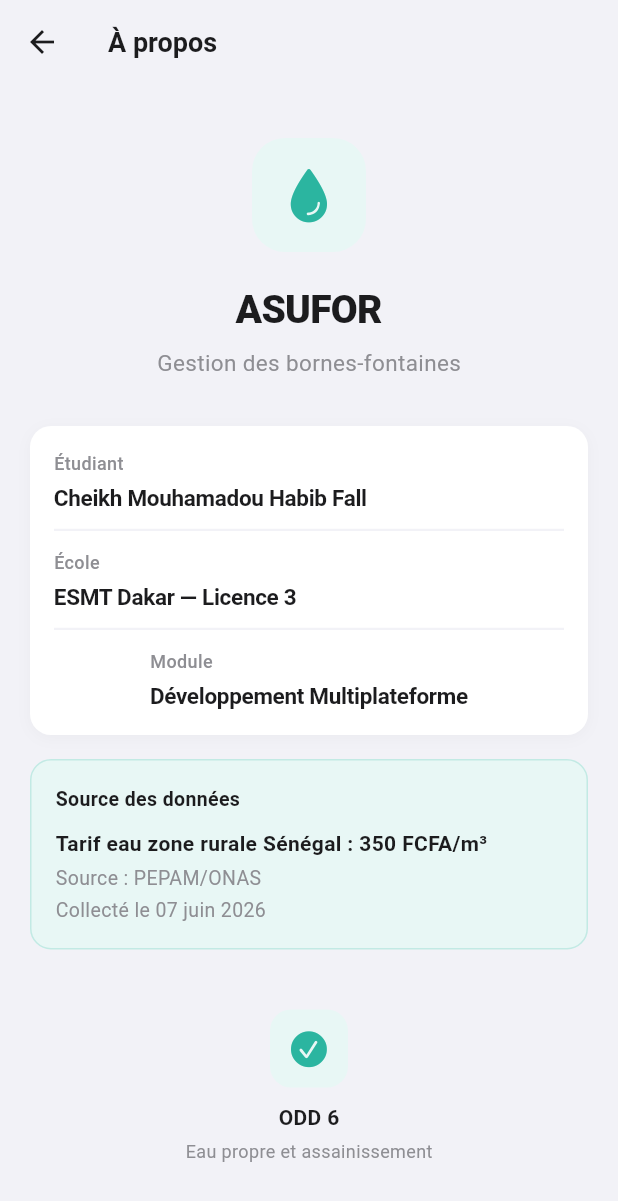
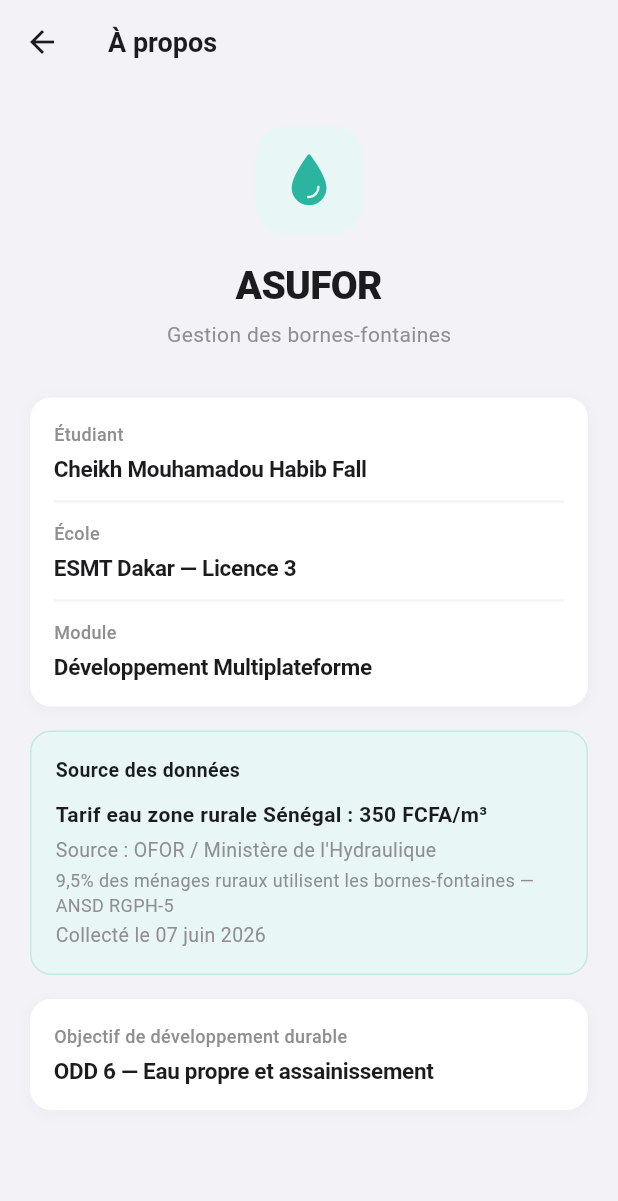
Before and after one commit to habibfl/asufor-bornes-flutter, a Flutter app: the AProposScreen screen opened by its route, on a phone screen of 412 x 824 dp. Shown: the top 1201 px of the screen. Run offline on Flutter 3.47's test engine with Material 3 defaults, Android fonts, the phone set to English and light mode, and no system bars.

Commit message:
Init projet Flutter ASUFOR

```diff
--- a/lib/screens/apropos_screen.dart
+++ b/lib/screens/apropos_screen.dart
@@ -14,35 +14,69 @@ class AProposScreen extends StatelessWidget {
         surfaceTintColor: Colors.transparent,
         elevation: 0,
         iconTheme: const IconThemeData(color: kLabel),
-        title: const Text('À propos', style: TextStyle(color: kLabel, fontSize: 18, fontWeight: FontWeight.w600)),
+        title: const Text('À propos',
+            style: TextStyle(color: kLabel, fontSize: 18, fontWeight: FontWeight.w600)),
         centerTitle: false,
       ),
       body: SingleChildScrollView(
         physics: const BouncingScrollPhysics(),
         padding: const EdgeInsets.all(20),
         child: Column(
+          crossAxisAlignment: CrossAxisAlignment.start,
           children: [
-            const SizedBox(height: 16),
-            Container(
-              width: 76,
-              height: 76,
+            const SizedBox(height: 8),
+
+            // Logo
+            Center(
+              child: Container(
+                width: 72,
+                height: 72,
                 decoration: BoxDecoration(
                   color: const Color(0xFFE8F7F5),
-                borderRadius: BorderRadius.circular(22),
+                  borderRadius: BorderRadius.circular(20),
                 ),
-              child: const Icon(CupertinoIcons.drop_fill, color: kTeal, size: 40),
+                child: const Icon(CupertinoIcons.drop_fill, color: kTeal, size: 38),
               ),
-            const SizedBox(height: 20),
-            const Text('ASUFOR', style: TextStyle(fontSize: 26, fontWeight: FontWeight.w800, color: kLabel, letterSpacing: -0.5)),
-            const SizedBox(height: 6),
-            const Text('Gestion des bornes-fontaines', style: TextStyle(fontSize: 15, color: kSublabel)),
+            ),
+            const SizedBox(height: 16),
+            const Center(
+              child: Text('ASUFOR',
+                  style: TextStyle(fontSize: 26, fontWeight: FontWeight.w800, color: kLabel, letterSpacing: -0.5)),
+            ),
+            const SizedBox(height: 4),
+            const Center(
+              child: Text('Gestion des bornes-fontaines',
+                  style: TextStyle(fontSize: 14, color: kSublabel)),
+            ),
             const SizedBox(height: 32),
-            _InfoCard(items: const [
-              _InfoRow(label: 'Étudiant', value: 'Cheikh Mouhamadou Habib Fall'),
-              _InfoRow(label: 'École', value: 'ESMT Dakar — Licence 3'),
-              _InfoRow(label: 'Module', value: 'Développement Multiplateforme'),
-            ]),
+
+            // Infos étudiant
+            Container(
+              width: double.infinity,
+              padding: const EdgeInsets.all(16),
+              decoration: BoxDecoration(
+                color: kCard,
+                borderRadius: BorderRadius.circular(14),
+                boxShadow: const [BoxShadow(color: Color(0x08000000), blurRadius: 8, offset: Offset(0, 2))],
+              ),
+              child: Column(
+                crossAxisAlignment: CrossAxisAlignment.start,
+                children: [
+                  _InfoLigne(label: 'Étudiant', value: 'Cheikh Mouhamadou Habib Fall'),
+                  const SizedBox(height: 12),
+                  const Divider(color: kBackground, thickness: 1.5, height: 0),
+                  const SizedBox(height: 12),
+                  _InfoLigne(label: 'École', value: 'ESMT Dakar — Licence 3'),
+                  const SizedBox(height: 12),
+                  const Divider(color: kBackground, thickness: 1.5, height: 0),
+                  const SizedBox(height: 12),
+                  _InfoLigne(label: 'Module', value: 'Développement Multiplateforme'),
+                ],
+              ),
+            ),
             const SizedBox(height: 16),
+
+            // Source des données
             Container(
               width: double.infinity,
               padding: const EdgeInsets.all(16),
@@ -51,37 +85,43 @@ class AProposScreen extends StatelessWidget {
                 borderRadius: BorderRadius.circular(14),
                 border: Border.all(color: const Color(0xFF2BB5A0).withOpacity(0.2)),
               ),
-              child: const Column(
+              child: Column(
                 crossAxisAlignment: CrossAxisAlignment.start,
-                children: [
-                  Text('Source des données', style: TextStyle(fontSize: 13, fontWeight: FontWeight.w700, color: kLabel)),
+                children: const [
+                  Text('Source des données',
+                      style: TextStyle(fontSize: 13, fontWeight: FontWeight.w700, color: kLabel)),
                   SizedBox(height: 10),
-                  Text('Tarif eau zone rurale Sénégal : 350 FCFA/m³', style: TextStyle(fontSize: 14, fontWeight: FontWeight.w600, color: kLabel)),
+                  Text('Tarif eau zone rurale Sénégal : 350 FCFA/m³',
+                      style: TextStyle(fontSize: 14, fontWeight: FontWeight.w600, color: kLabel)),
                   SizedBox(height: 4),
-                  Text('Source : PEPAM/ONAS', style: TextStyle(fontSize: 13, color: kSublabel)),
+                  Text('Source : OFOR / Ministère de l\'Hydraulique',
+                      style: TextStyle(fontSize: 13, color: kSublabel)),
                   SizedBox(height: 2),
-                  Text('Collecté le 07 juin 2026', style: TextStyle(fontSize: 13, color: kSublabel)),
+                  Text('9,5% des ménages ruraux utilisent les bornes-fontaines — ANSD RGPH-5',
+                      style: TextStyle(fontSize: 12, color: kSublabel)),
+                  SizedBox(height: 2),
+                  Text('Collecté le 07 juin 2026',
+                      style: TextStyle(fontSize: 13, color: kSublabel)),
                 ],
               ),
             ),
-            const SizedBox(height: 24),
+            const SizedBox(height: 16),
+
+            // ODD 6
             Container(
-              padding: const EdgeInsets.symmetric(vertical: 16),
-              child: Column(
-                children: [
-                  Container(
-                    width: 52,
-                    height: 52,
-                    decoration: BoxDecoration(color: const Color(0xFFE8F7F5), borderRadius: BorderRadius.circular(14)),
-                    child: const Icon(CupertinoIcons.checkmark_circle_fill, color: kTeal, size: 28),
+              width: double.infinity,
+              padding: const EdgeInsets.all(16),
+              decoration: BoxDecoration(
+                color: kCard,
+                borderRadius: BorderRadius.circular(14),
+                boxShadow: const [BoxShadow(color: Color(0x08000000), blurRadius: 8, offset: Offset(0, 2))],
               ),
-                  const SizedBox(height: 10),
-                  const Text('ODD 6', style: TextStyle(fontSize: 14, fontWeight: FontWeight.w700, color: kLabel)),
-                  const SizedBox(height: 4),
-                  const Text('Eau propre et assainissement', style: TextStyle(fontSize: 12, color: kSublabel)),
-                ],
+              child: const _InfoLigne(
+                label: 'Objectif de développement durable',
+                value: 'ODD 6 — Eau propre et assainissement',
               ),
             ),
+            const SizedBox(height: 32),
           ],
         ),
       ),
@@ -89,44 +129,23 @@ class AProposScreen extends StatelessWidget {
   }
 }
 
-class _InfoCard extends StatelessWidget {
-  final List<_InfoRow> items;
-  const _InfoCard({required this.items});
+class _InfoLigne extends StatelessWidget {
+  final String label;
+  final String value;
+
+  const _InfoLigne({required this.label, required this.value});
 
   @override
   Widget build(BuildContext context) {
-    return Container(
-      width: double.infinity,
-      padding: const EdgeInsets.all(16),
-      decoration: BoxDecoration(
-        color: kCard,
-        borderRadius: BorderRadius.circular(14),
-        boxShadow: const [BoxShadow(color: Color(0x08000000), blurRadius: 8, offset: Offset(0, 2))],
-      ),
-      child: Column(
-        children: items.asMap().entries.map((e) {
-          final last = e.key == items.length - 1;
     return Column(
       crossAxisAlignment: CrossAxisAlignment.start,
       children: [
-              Text(e.value.label, style: const TextStyle(fontSize: 12, color: kSublabel, fontWeight: FontWeight.w500)),
+        Text(label,
+            style: const TextStyle(fontSize: 12, color: kSublabel, fontWeight: FontWeight.w500)),
         const SizedBox(height: 4),
-              Text(e.value.value, style: const TextStyle(fontSize: 15, color: kLabel, fontWeight: FontWeight.w600, letterSpacing: -0.2)),
-              if (!last) ...[
-                const SizedBox(height: 12),
-                const Divider(color: kBackground, thickness: 1.5, height: 0),
-                const SizedBox(height: 12),
+        Text(value,
+            style: const TextStyle(fontSize: 15, color: kLabel, fontWeight: FontWeight.w600, letterSpacing: -0.2)),
       ],
-            ],
-          );
-        }).toList(),
-      ),
     );
   }
 }
-
-class _InfoRow {
-  final String label;
-  final String value;
-  const _InfoRow({required this.label, required this.value});
-}
--- a/pubspec.yaml
+++ b/pubspec.yaml
@@ -10,7 +10,6 @@ dependencies:
   flutter:
     sdk: flutter
   cupertino_icons: ^1.0.6
-  intl: ^0.19.0
 
 dev_dependencies:
   flutter_test:
@@ -19,4 +18,3 @@ dev_dependencies:
 
 flutter:
   uses-material-design: true
-  generate: true
```
Also changed, not shown: lib/screens/releve_detail_screen.dart (+147 -38 lines), lib/screens/releve_form_screen.dart (+92 -27 lines), package-lock.json (deleted), pubspec.lock. Lines whose indentation alone changed are shown as unchanged.
